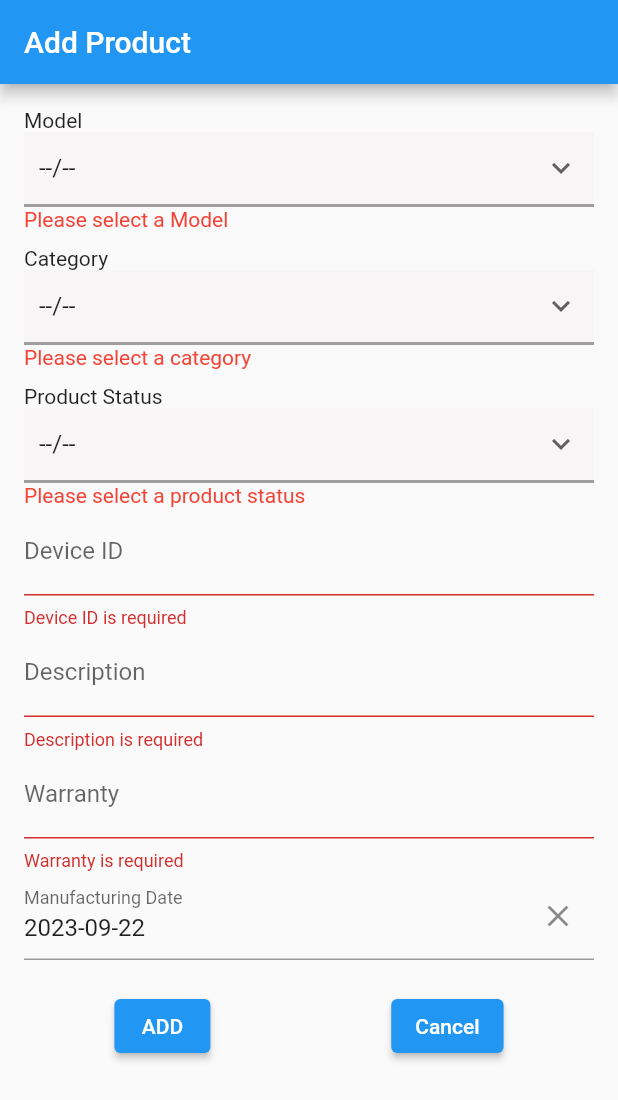
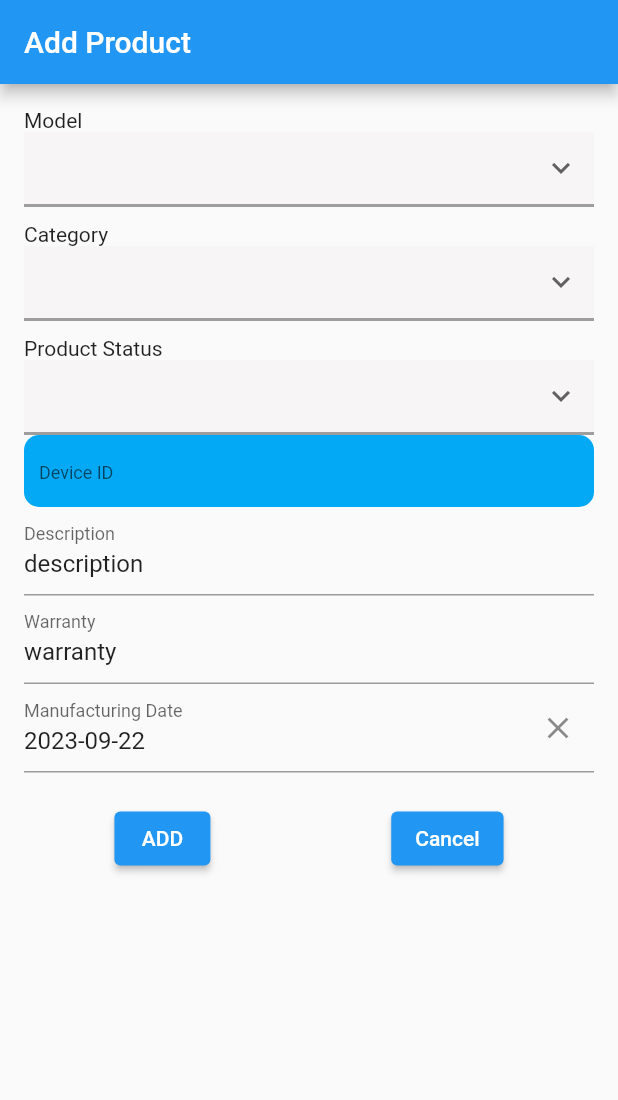
Before and after one commit to venkatesanios/compare, a Flutter app: the ProductForm screen opened directly, after a tap on "ADD", on a phone screen of 412 x 824 dp. Shown: the top 1100 px of the screen. Run offline on Flutter 3.47's test engine with Material 2 defaults, Android fonts, the phone set to English and light mode, and no system bars; our stand-ins replace flutter_bloc, geocoding, geolocator, get, google_maps_flutter, permission_handler.

Commit message:
add modelediy

```diff
--- a/flutter_test1/lib/product/product_Screen.dart
+++ b/flutter_test1/lib/product/product_Screen.dart
@@ -1,10 +1,10 @@
-import 'package:datetime_picker_formfield_new/datetime_picker_formfield.dart';
+ import 'package:datetime_picker_formfield_new/datetime_picker_formfield.dart';
 import 'package:flutter/material.dart';
+import 'package:flutter/services.dart';
 import 'package:flutter_test1/product/widgets/drop_down_button.dart';
 import 'package:flutter_test1/product/widgets/inputHeading.dart';
-import 'package:flutter_test1/product/product_ViewModel.dart';
-import 'package:flutter_test1/product/state_management/add_product_provider.dart';
-import 'package:intl/intl.dart';
+import 'package:flutter_test1/product/product_viewmodel.dart';
+ import 'package:intl/intl.dart';
 import 'package:provider/provider.dart';
 
 class ProductForm extends StatefulWidget {
@@ -23,14 +23,19 @@ class _ProductFormState extends State<ProductForm> {
 
   final dateFormat = DateFormat("yyyy-MM-dd");
 
+  ///function call
+
+  setsalectvalue(String? value) {
+    print('setsalectvalue: $value');
+  }
+
   @override
   Widget build(BuildContext context) {
-    var addProductPvd = Provider.of<AddProductProvider>(context, listen: true);
-    var productViewModel = Provider.of<ProductViewModel>(context, listen: true);
+    var viewModel = Provider.of<ProductViewModel>(context, listen: true);
 
     return Scaffold(
       appBar: AppBar(
-        title: const Text('Add Product'),
+        title: Text('Add Product'),
       ),
       body: Padding(
         padding: const EdgeInsets.all(16.0),
@@ -42,115 +47,143 @@ class _ProductFormState extends State<ProductForm> {
                 Column(
                   crossAxisAlignment: CrossAxisAlignment.start,
                   children: [
-                    const InputHeading(heading: 'Model'),
+                    InputHeading(heading: 'Model'),
                     Container(
                       color: Colors.white,
                       width: double.infinity,
                       child: MyDropDown(
-                        initialValue: addProductPvd.initialModel,
-                        itemList: const [
+                        initialValue: viewModel.modelType,
+                        itemList: [
                           '--/--',
                           'Model 1',
                           'Model 2',
                           'Model 3',
                         ],
                         purpose: 'addProduct/model',
+                        setValue: viewModel.updateProductModelType,
                       ),
                     ),
-                    if (addProductPvd.initialModel == '--/--')
-                      const Text(
+                    if (viewModel.modelType == '--/--')
+                      Text(
                         'Please select a Model',
                         style: TextStyle(color: Colors.red),
                       ),
                   ],
                 ),
-                const SizedBox(
+                SizedBox(
                   height: 10,
                 ),
                 Column(
                   crossAxisAlignment: CrossAxisAlignment.start,
                   children: [
-                    const InputHeading(heading: 'Category'),
+                    InputHeading(heading: 'Category'),
                     Container(
                       color: Colors.white,
                       width: double.infinity,
                       child: MyDropDown(
-                        initialValue: addProductPvd.initialcategory,
-                        itemList: const [
+                        initialValue: viewModel.category,
+                        itemList: [
                           '--/--',
                           'Category 1',
                           'Category 2',
                           'Category 3',
                         ],
                         purpose: 'addProduct/category',
+                        setValue: setsalectvalue,
                       ),
                     ),
-                    if (addProductPvd.initialcategory == '--/--')
-                      const Text(
+                    if (viewModel.category == '--/--')
+                      Text(
                         'Please select a category',
                         style: TextStyle(color: Colors.red),
                       ),
                   ],
                 ),
-                const SizedBox(
+                SizedBox(
                   height: 10,
                 ),
                 Column(
                   crossAxisAlignment: CrossAxisAlignment.start,
                   children: [
-                    const InputHeading(heading: 'Product Status'),
+                    InputHeading(heading: 'Product Status'),
                     Container(
                       color: Colors.white,
                       width: double.infinity,
                       child: MyDropDown(
-                        initialValue: addProductPvd.initialProductstatus,
-                        itemList: const [
+                        initialValue: viewModel.productStatus,
+                        itemList: [
                           '--/--',
                           'Admin',
                           'Stand BY',
                         ],
                         purpose: 'addProduct/Status',
+                        setValue: setsalectvalue,
                       ),
                     ),
-                    if (addProductPvd.initialProductstatus == '--/--')
-                      const Text(
+                    if (viewModel.productStatus == '--/--')
+                      Text(
                         'Please select a product status',
                         style: TextStyle(color: Colors.red),
                       ),
                   ],
                 ),
+                Container(
+                  child: TextFormField(
+                    textInputAction: TextInputAction.next,
+                    //   onEditingComplete: ()=> FocusScope.of(context).requestFocus(widget.needTofocus),
+                    onChanged: (value) {
+                      setState(() {
+                        // _value = value;
+                        // createAccPvd.listenValueLength(widget.listeningHeading, value);
+                      });
+                    },
+                    onSaved: (newValue) {},
+                    validator: (value) {
+                      return null;
+                    },
+                    decoration: InputDecoration(
+                      hintText: 'Device ID ',
+                      hintStyle: TextStyle(fontSize: 12),
+                      filled: true,
+                      fillColor: Colors.lightBlue,
+                      border: OutlineInputBorder(borderRadius: BorderRadius.circular(10), borderSide: BorderSide.none),
+                      counterText: '',
+                      contentPadding: EdgeInsets.all(10),
+                    ),
+                  ),
+                ),
+                // TextFormField(
+                //   initialValue: viewModel.deviceId,
+                //   decoration: InputDecoration(labelText: 'Device ID'),
+                //   validator: (value) {
+                //     if (value == null || value.isEmpty) {
+                //       return 'Device ID is required';
+                //     } else {
+                //       viewModel.updateProductDeviceId(value);
+                //     }
+                //     return null;
+                //   },
+                // ),
                 TextFormField(
-                  initialValue: productViewModel.deviceId,
-                  decoration: const InputDecoration(labelText: 'Device ID'),
+                  initialValue: viewModel.description,
+                  decoration: InputDecoration(labelText: 'Description'),
                   validator: (value) {
                     if (value == null || value.isEmpty) {
-                      return 'Device ID is required';
+                      return 'Description is required';
                     } else {
-                      productViewModel.updateProductDeviceId(value);
+                      viewModel.updateProductDescription(value);
                     }
                     return null;
                   },
                 ),
                 TextFormField(
-                  initialValue: productViewModel.description,
-                  decoration: const InputDecoration(labelText: 'Description'),
-                  validator: (value) {
-                    if (value == null || value.isEmpty) {
-                      return 'Description is required';
-                    } else {
-                      productViewModel.updateProductDescription(value);
-                    }
-                    return null;
-                  },
-                ),
-                TextFormField(
-                  initialValue: productViewModel.warranty,
-                  decoration: const InputDecoration(labelText: 'Warranty'),
+                  initialValue: viewModel.warranty,
+                  decoration: InputDecoration(labelText: 'Warranty'),
                   validator: (value) {
                     if (value == null || value.isEmpty) {
                       return 'Warranty is required';
                     } else {
-                      productViewModel.updateProductWarranty(value);
+                      viewModel.updateProductWarranty(value);
                     }
                     return null;
                   },
@@ -159,10 +192,9 @@ class _ProductFormState extends State<ProductForm> {
                   format: dateFormat,
                   initialValue: DateTime.now(),
                   onChanged: (newValue) {
-                    productViewModel.updateProductCurrentDate(newValue!);
+                    viewModel.updateProductCurrentDate(newValue!);
                   },
-                  decoration:
-                      const InputDecoration(labelText: 'Manufacturing Date'),
+                  decoration: InputDecoration(labelText: 'Manufacturing Date'),
                   onShowPicker: (context, currentValue) async {
                     final date = await showDatePicker(
                       context: context,
@@ -183,29 +215,26 @@ class _ProductFormState extends State<ProductForm> {
                     return null;
                   },
                 ),
-                const SizedBox(height: 20.0),
+                SizedBox(height: 20.0),
                 Row(
                   mainAxisAlignment: MainAxisAlignment.spaceAround,
                   children: [
                     ElevatedButton(
                       onPressed: () {
                         if (_formKey.currentState!.validate()) {
-                          productViewModel.updateProductCategory(
-                              addProductPvd.initialcategory);
-                          productViewModel.updateProductModelType(
-                              addProductPvd.initialModel);
-                          productViewModel.updateProductStatus(
-                              addProductPvd.initialProductstatus);
-                          productViewModel.saveProduct();
+                          viewModel.updateProductCategory(viewModel.category);
+                          viewModel.updateProductModelType(viewModel.modelType);
+                          viewModel.updateProductStatus(viewModel.productStatus);
+                          viewModel.saveProduct();
                         }
                       },
-                      child: const Text('ADD'),
+                      child: Text('ADD'),
                     ),
                     ElevatedButton(
                       onPressed: () {
                         // Handle Cancel button
                       },
-                      child: const Text('Cancel'),
+                      child: Text('Cancel'),
                     ),
                   ],
                 ),
--- a/flutter_test1/lib/product/product_ViewModel.dart
+++ b/flutter_test1/lib/product/product_ViewModel.dart
@@ -1,23 +1,24 @@
 import 'package:flutter/material.dart';
+import 'package:flutter_test1/product/product_model.dart';
 
 class ProductViewModel extends ChangeNotifier {
   // Define the properties for the product
-  String _category = '';
-  String _modelType = '';
-  String _productStatus = '';
-  String _deviceId = '';
-  String _description = '';
-  String _warranty = '';
-  DateTime _currentDate = DateTime.now();
-
+  String? _category;
+  String? _modelType;
+  String? _productStatus;
+  String? _deviceId;
+  String? _description;
+  String? _warranty;
+  DateTime? _currentDate;
+  final product = ProductModel(category: 'Model 1', modelType: 'modelType', productStatus: 'admin', deviceId: 'deviceId', description: 'description', warranty: 'warranty', currentDate: DateTime.now());
   // Getters for the properties
-  String get category => _category;
-  String get modelType => _modelType;
-  String get productStatus => _productStatus;
-  String get deviceId => _deviceId;
-  String get description => _description;
-  String get warranty => _warranty;
-  DateTime get currentDate => _currentDate;
+  String get category => _category ?? product.category;
+  String get modelType => _modelType ?? product.modelType;
+  String get productStatus => _productStatus ?? product.productStatus;
+  String get deviceId => _deviceId ?? product.deviceId;
+  String get description => _description ?? product.description;
+  String get warranty => _warranty ?? product.warranty;
+  DateTime get currentDate => _currentDate ?? product.currentDate;
 
   // Update methods for the properties
   void updateProductCategory(String category) {
@@ -57,13 +58,13 @@ class ProductViewModel extends ChangeNotifier {
 
   // Save the product data (you can implement your logic here)
   void saveProduct() {
-    // print('Add Product Data');
-    // print('Category: $_category');
-    // print('Model Type: $_modelType');
-    // print('Product Status: $_productStatus');
-    // print('Device ID: $_deviceId');
-    // print('Description: $_description');
-    // print('Warranty: $_warranty');
-    // print('Current Date: $_currentDate');
+    print('Add Product Data');
+    print('Category: $_category');
+    print('Model Type: $_modelType');
+    print('Product Status: $_productStatus');
+    print('Device ID: $_deviceId');
+    print('Description: $_description');
+    print('Warranty: $_warranty');
+    print('Current Date: $_currentDate');
   }
 }
--- a/flutter_test1/lib/product/widgets/drop_down_button.dart
+++ b/flutter_test1/lib/product/widgets/drop_down_button.dart
@@ -1,17 +1,17 @@
 import 'package:flutter/material.dart';
-import 'package:flutter_test1/product/state_management/add_product_provider.dart';
 import 'package:provider/provider.dart';
 
 class MyDropDown extends StatefulWidget {
   String initialValue;
   String purpose;
   List<String> itemList;
-
+  final Function(String value) setValue;
   MyDropDown({
     super.key,
     required this.initialValue,
     required this.itemList,
     required this.purpose,
+    required this.setValue,
   });
 
   @override
@@ -21,7 +21,6 @@ class MyDropDown extends StatefulWidget {
 class _MyDropDownState extends State<MyDropDown> {
   @override
   Widget build(BuildContext context) {
-    var addProductPvd = Provider.of<AddProductProvider>(context, listen: true);
 
     return Container(
       width: double.infinity,
@@ -47,25 +46,21 @@ class _MyDropDownState extends State<MyDropDown> {
         items: widget.itemList.map((String items) {
           return DropdownMenuItem(
             value: items,
-            child: Container(
-                padding: EdgeInsets.only(left: 10), child: Text(items)),
+            child: Container(padding: EdgeInsets.only(left: 10), child: Text(items)),
           );
         }).toList(),
         // After selecting the desired option,it will
         // change button value to selected value
         onChanged: (String? newValue) {
-          if (widget.purpose == 'addProduct/model') {
-            addProductPvd.editModel(newValue!);
-          } else if (widget.purpose == 'addProduct/category') {
-            addProductPvd.editcategory(newValue!);
-          } else if (widget.purpose == 'addProduct/Status') {
-            addProductPvd.editProductstatus(newValue!);
-          } else {}
+          // if (widget.purpose == 'addProduct/model') {
+          //   addProductPvd.editModel(newValue!);
+          // } else if (widget.purpose == 'addProduct/category') {
+          //   addProductPvd.editcategory(newValue!);
+          // } else if (widget.purpose == 'addProduct/Status') {
+          //   addProductPvd.editProductstatus(newValue!);
+          // } else {}
+          widget.setValue(newValue ?? '-/-');
 
-          setState(() {
-            widget.initialValue = newValue!;
-            // widget.Value = newValue;
-          });
         },
       ),
     );
```
